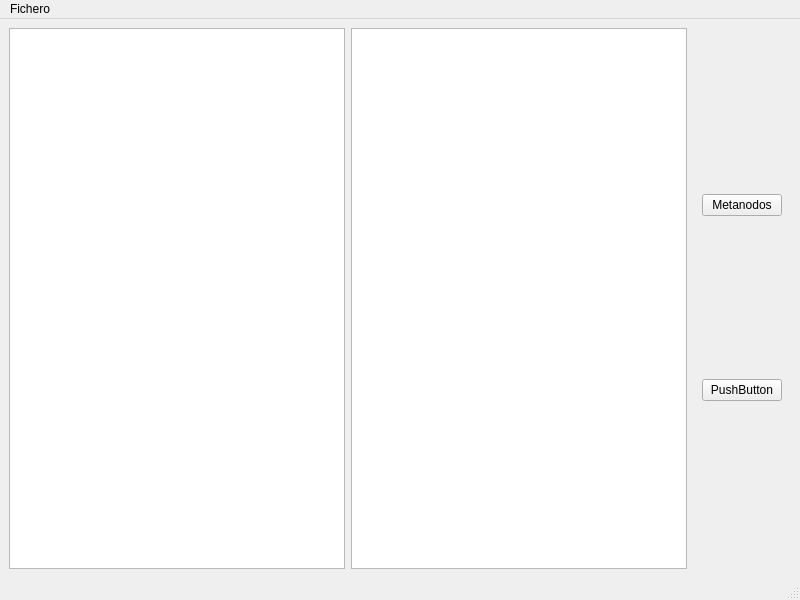
Qt form asimov_main.ui (albatg/ASIMOV) before a commit.
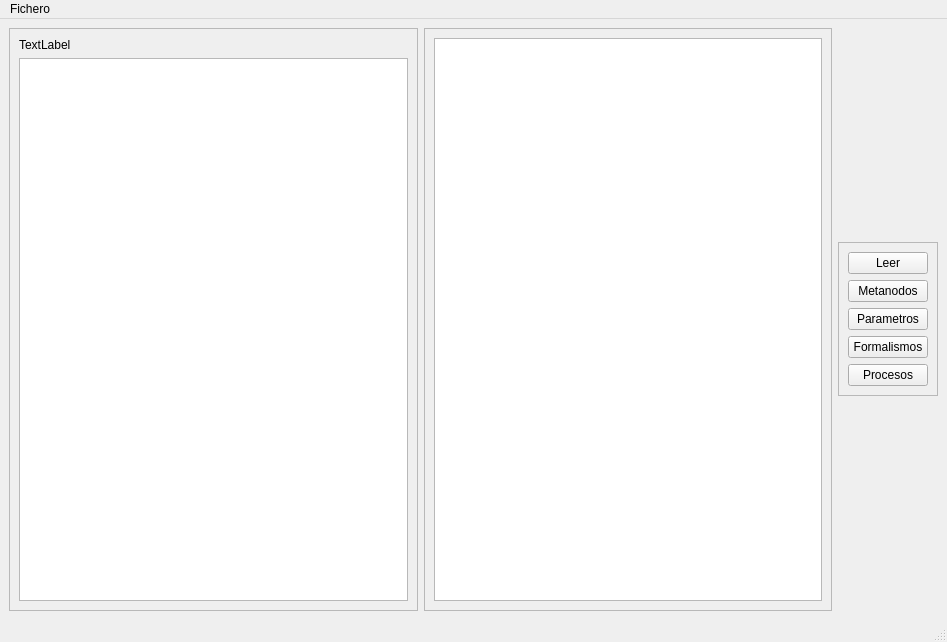
The same form after that commit.

Commit message: Avance clases Formalism y Process

Diff of the .ui file:
```diff
--- a/asimov_main.ui
+++ b/asimov_main.ui
@@ -6,50 +6,132 @@
    <rect>
     <x>0</x>
     <y>0</y>
-    <width>800</width>
-    <height>600</height>
+    <width>947</width>
+    <height>642</height>
    </rect>
   </property>
+  <property name="sizePolicy">
+   <sizepolicy hsizetype="Expanding" vsizetype="Expanding">
+    <horstretch>0</horstretch>
+    <verstretch>0</verstretch>
+   </sizepolicy>
+  </property>
   <property name="windowTitle">
    <string>asimov_Main</string>
   </property>
   <widget class="QWidget" name="centralwidget">
    <layout class="QHBoxLayout" name="horizontalLayout">
     <item>
-     <widget class="QTextEdit" name="textEdit"/>
+     <widget class="QFrame" name="frame">
+      <property name="sizePolicy">
+       <sizepolicy hsizetype="Expanding" vsizetype="Expanding">
+        <horstretch>0</horstretch>
+        <verstretch>0</verstretch>
+       </sizepolicy>
+      </property>
+      <property name="frameShape">
+       <enum>QFrame::StyledPanel</enum>
+      </property>
+      <property name="frameShadow">
+       <enum>QFrame::Raised</enum>
+      </property>
+      <layout class="QVBoxLayout" name="verticalLayout">
+       <item>
+        <widget class="QLabel" name="title_label">
+         <property name="sizePolicy">
+          <sizepolicy hsizetype="Preferred" vsizetype="Maximum">
+           <horstretch>0</horstretch>
+           <verstretch>0</verstretch>
+          </sizepolicy>
+         </property>
+         <property name="text">
+          <string>TextLabel</string>
+         </property>
+        </widget>
+       </item>
+       <item>
+        <widget class="QTextEdit" name="textBody"/>
+       </item>
+      </layout>
+     </widget>
     </item>
     <item>
-     <widget class="QTextEdit" name="selectData"/>
+     <widget class="QFrame" name="frame_2">
+      <property name="sizePolicy">
+       <sizepolicy hsizetype="Expanding" vsizetype="Expanding">
+        <horstretch>0</horstretch>
+        <verstretch>0</verstretch>
+       </sizepolicy>
+      </property>
+      <property name="frameShape">
+       <enum>QFrame::StyledPanel</enum>
+      </property>
+      <property name="frameShadow">
+       <enum>QFrame::Raised</enum>
+      </property>
+      <layout class="QVBoxLayout" name="verticalLayout_2">
+       <item>
+        <widget class="QTextEdit" name="selectData"/>
+       </item>
+      </layout>
+     </widget>
     </item>
     <item>
-     <layout class="QVBoxLayout" name="verticalLayout">
-      <property name="leftMargin">
-       <number>9</number>
+     <widget class="QFrame" name="frame_3">
+      <property name="sizePolicy">
+       <sizepolicy hsizetype="Fixed" vsizetype="Fixed">
+        <horstretch>0</horstretch>
+        <verstretch>0</verstretch>
+       </sizepolicy>
       </property>
-      <property name="topMargin">
-       <number>9</number>
+      <property name="frameShape">
+       <enum>QFrame::StyledPanel</enum>
       </property>
-      <property name="rightMargin">
-       <number>9</number>
+      <property name="frameShadow">
+       <enum>QFrame::Raised</enum>
       </property>
-      <property name="bottomMargin">
-       <number>9</number>
-      </property>
-      <item>
-       <widget class="QPushButton" name="buttomMetanode">
-        <property name="text">
-         <string>Metanodos</string>
-        </property>
-       </widget>
-      </item>
-      <item>
-       <widget class="QPushButton" name="pushButton">
-        <property name="text">
-         <string>PushButton</string>
-        </property>
-       </widget>
-      </item>
-     </layout>
+      <layout class="QFormLayout" name="formLayout">
+       <item row="0" column="0">
+        <layout class="QVBoxLayout" name="verticalLayout_4">
+         <item>
+          <widget class="QPushButton" name="pushButton">
+           <property name="text">
+            <string>Leer</string>
+           </property>
+          </widget>
+         </item>
+         <item>
+          <widget class="QPushButton" name="buttomMetanode">
+           <property name="text">
+            <string>Metanodos</string>
+           </property>
+          </widget>
+         </item>
+         <item>
+          <widget class="QPushButton" name="parameter_button">
+           <property name="text">
+            <string>Parametros</string>
+           </property>
+          </widget>
+         </item>
+         <item>
+          <widget class="QPushButton" name="formalism_button">
+           <property name="text">
+            <string>Formalismos</string>
+           </property>
+          </widget>
+         </item>
+         <item>
+          <widget class="QPushButton" name="process_button">
+           <property name="text">
+            <string>Procesos</string>
+           </property>
+          </widget>
+         </item>
+        </layout>
+       </item>
+      </layout>
+     </widget>
     </item>
    </layout>
   </widget>
@@ -58,7 +140,7 @@
     <rect>
      <x>0</x>
      <y>0</y>
-     <width>800</width>
+     <width>947</width>
      <height>22</height>
     </rect>
    </property>
```
Left out of the diff: 23 changed lines with no effect on the pictures. The commit also changes 4 other files.
